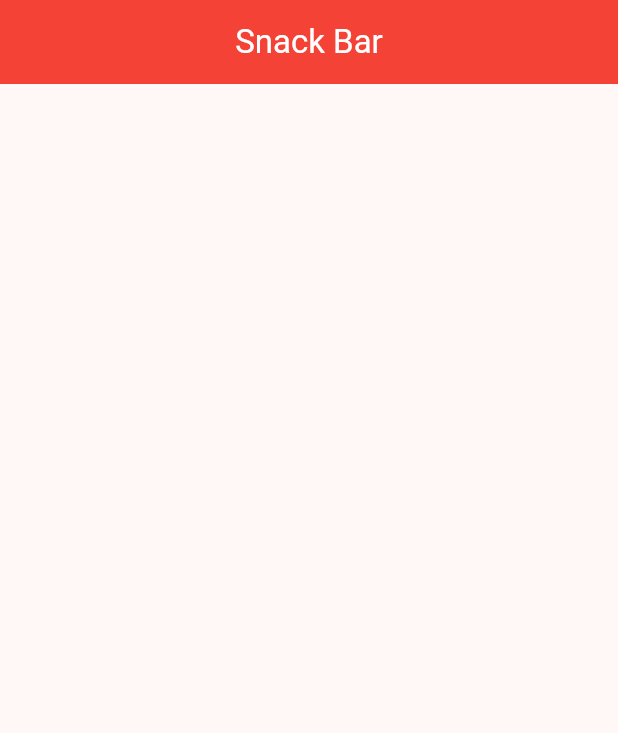
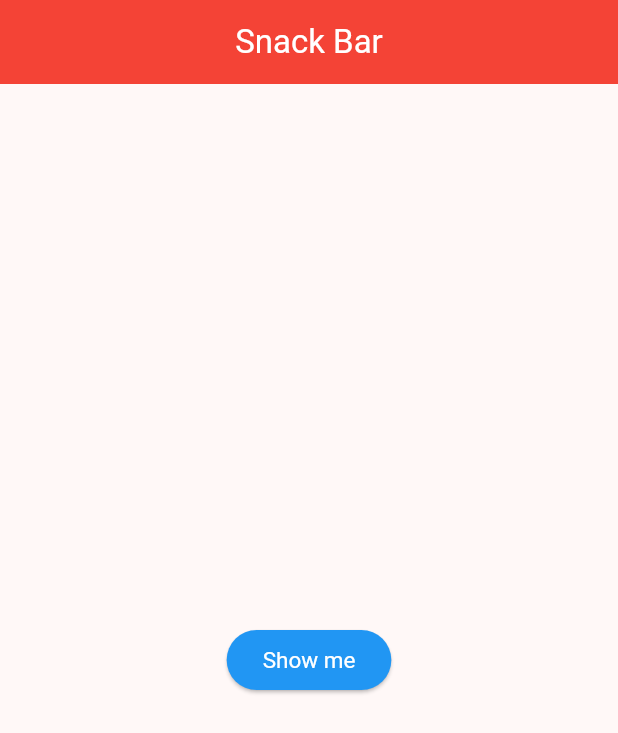
Before and after one commit to lklab/flutter-test, a Flutter app: the screen it shows after launch, on a phone screen of 412 x 824 dp. Shown: the top 733 px of the screen. Run offline on Flutter 3.47's test engine with Material 3 defaults, Android fonts, the phone set to English and light mode, and no system bars.

Commit message:
스낵바 출력하는 기능 구현

```diff
--- a/snackbar/lib/main.dart
+++ b/snackbar/lib/main.dart
@@ -31,6 +31,23 @@ class MyPage extends StatelessWidget {
         foregroundColor: Colors.white,
         centerTitle: true,
       ),
+      body: Center(
+        child: ElevatedButton(
+          onPressed: () {
+            ScaffoldMessenger.of(context).showSnackBar(const SnackBar(
+              content: Text('Hello'),
+            ));
+          },
+          style: ButtonStyle(
+            textStyle: MaterialStateProperty.all(const TextStyle(
+              fontSize: 15,
+            )),
+            foregroundColor: MaterialStateProperty.all(Colors.white),
+            backgroundColor: MaterialStateProperty.all(Colors.blue),
+          ),
+          child: const Text('Show me'),
+        ),
+      ),
     );
   }
 }
```
